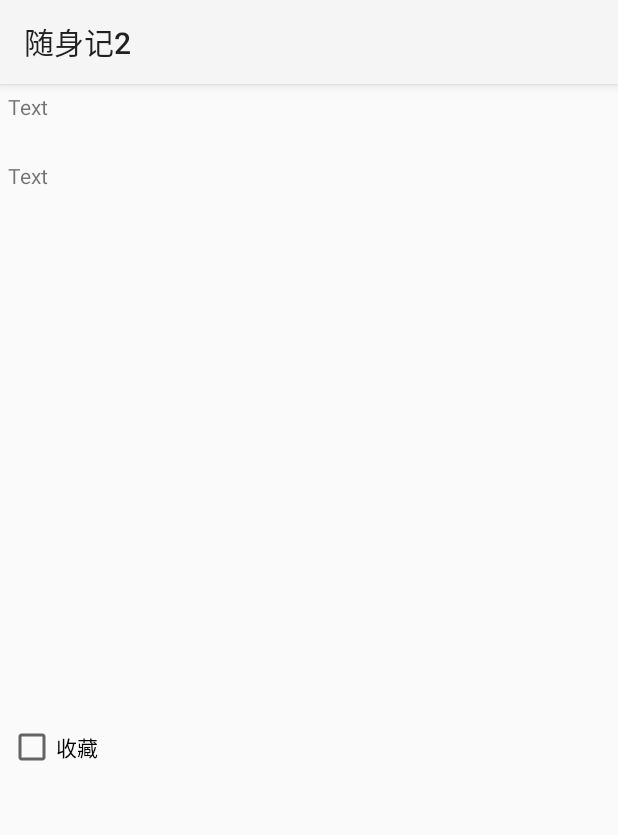
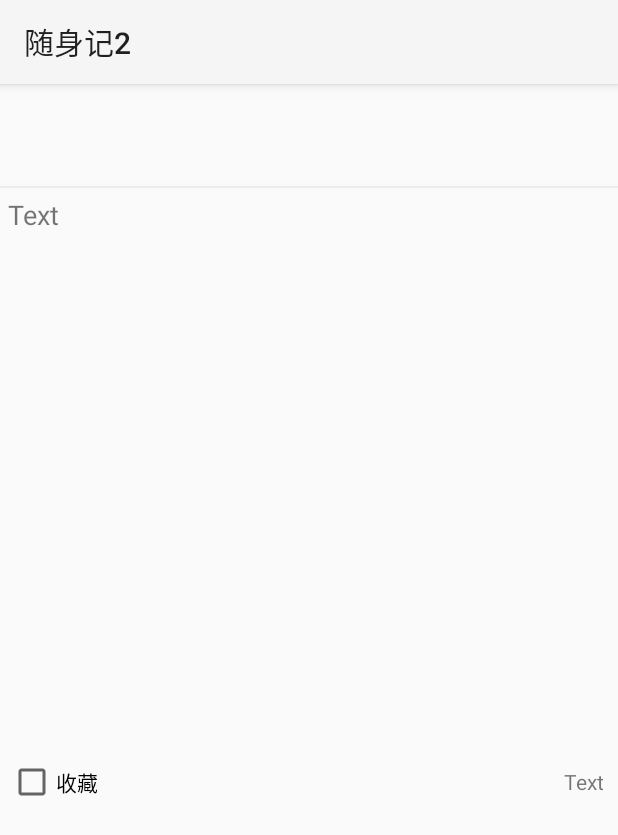
Before and after one commit to jarodzhao/shsj, an Android app: the layout layout_content.xml on its own in the app's theme, with its tools: preview values and no code run, on a phone screen of 412 x 824 dp. Shown: the top 835 px of the screen. Run offline under Robolectric (Android 15) with nearby library versions, the phone set to English and light mode, and no system bars.

Commit message:
1， 增加详情页面 2，详情页增加编辑功能……未完 3，添加页面去掉按钮，改用菜单提交

```diff
--- a/app/src/main/java/com/jarodzhao/shsj/MyAdapter.java
+++ b/app/src/main/java/com/jarodzhao/shsj/MyAdapter.java
@@ -83,7 +83,3 @@ public class MyAdapter extends BaseAdapter
 
 	}
 }
-
-
-	//holder =newViewHolder();
-   //     convertView = mInflater.inflate(R.layout.list_item,null);
--- a/app/src/main/res/layout/layout_content.xml
+++ b/app/src/main/res/layout/layout_content.xml
@@ -8,17 +8,48 @@
 	<TextView
 		android:layout_height="wrap_content"
 		android:layout_width="match_parent"
-		android:text="Text"
-		android:lines="2"
+		android:lines="3"
 		android:padding="5dp"
-		android:id="@+id/main_text_title"/>
+		android:id="@+id/main_text_title"
+		android:textStyle="bold"
+		android:gravity="left|center_vertical"
+		android:textSize="15sp"/>
+
+	<EditText
+		android:layout_height="wrap_content"
+		android:layout_width="match_parent"
+		android:ems="10"
+		android:id="@+id/main_edit_title"
+		android:lines="3"
+		android:gravity="left|center_vertical"
+		android:padding="5dp"
+		android:textSize="15sp"
+		android:text="EditText"
+		android:visibility="gone"/>
+
+	<View
+		android:layout_height="1dp"
+		android:layout_width="match_parent"
+		android:background="#ECECEC"/>
 
 	<TextView
 		android:layout_height="380dp"
 		android:layout_width="match_parent"
 		android:text="Text"
 		android:padding="5dp"
-		android:id="@+id/main_text_content"/>
+		android:id="@+id/main_text_content"
+		android:textSize="18sp"/>
+
+	<EditText
+		android:layout_height="380dp"
+		android:layout_width="match_parent"
+		android:ems="10"
+		android:id="@+id/main_edit_content"
+		android:padding="5dp"
+		android:text="EditText"
+		android:textSize="18sp"
+		android:visibility="gone"
+		android:gravity="top"/>
 
 	<LinearLayout
 		android:layout_height="wrap_content"
@@ -33,6 +64,14 @@
 			android:layout_marginLeft="5dp"
 			android:id="@+id/main_checkbox_favorited"/>
 
+		<TextView
+			android:layout_height="wrap_content"
+			android:layout_width="match_parent"
+			android:text="Text"
+			android:gravity="right"
+			android:paddingRight="10dp"
+			android:id="@+id/main_text_pub_date"/>
+
 	</LinearLayout>
 
 </LinearLayout>
```
Also changed, not shown: app/src/main/java/com/jarodzhao/shsj/AddActivity.java (+24 -34 lines), app/src/main/java/com/jarodzhao/shsj/ContentActivity.java (+68 -0 lines), app/src/main/java/com/jarodzhao/shsj/MainActivity.java (+18 -1 lines), app/src/main/res/layout/layout_add.xml (+0 -21 lines), app/src/main/res/menu/add_menu.xml (added, +8 -0 lines), app/src/main/res/menu/content_menu.xml (added, +15 -0 lines), 64 other files.
